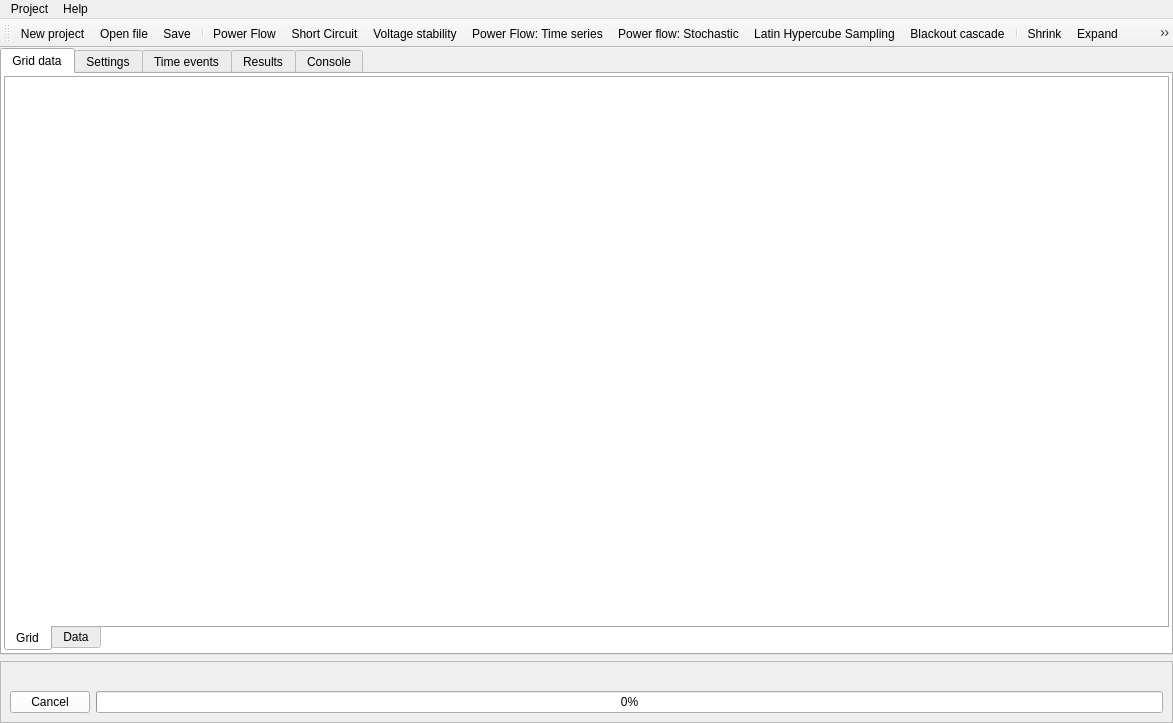
Qt form UnderDevelopment/GridCal/gui/main/gui.ui (SanPen/GridCal) before a commit.
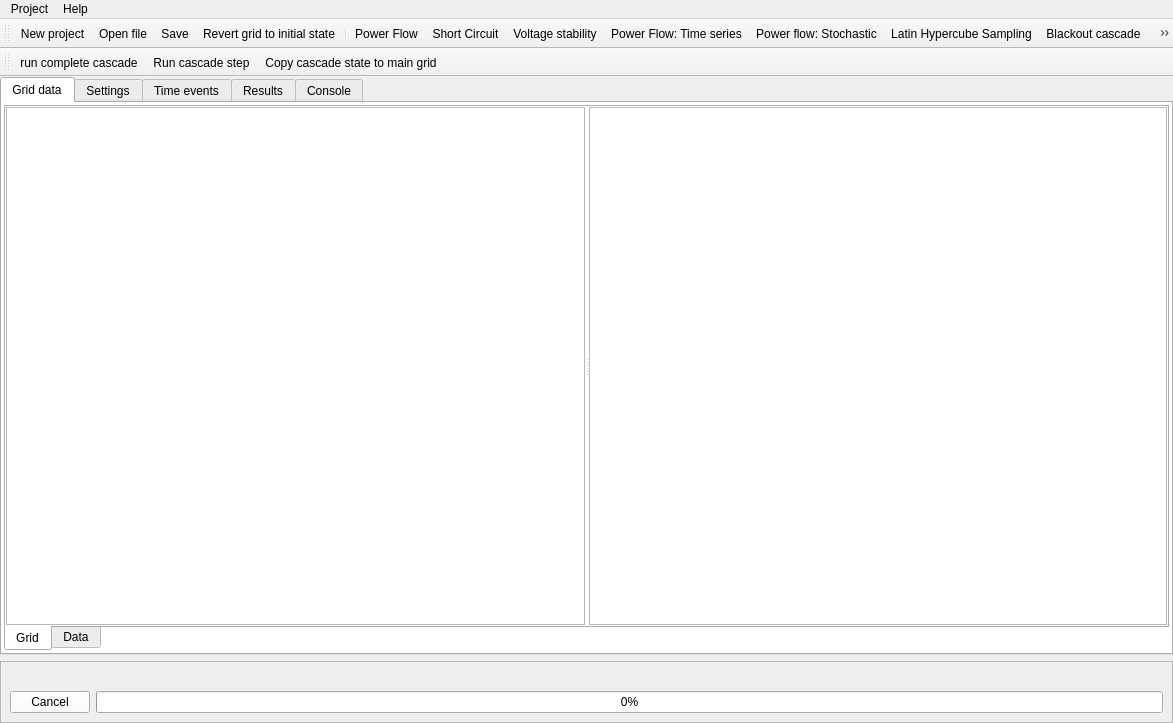
The same form after that commit. Icons and pictures are not drawn. Custom widgets are drawn as their Qt base class.

Patch:
```diff
--- a/UnderDevelopment/GridCal/gui/main/gui.ui
+++ b/UnderDevelopment/GridCal/gui/main/gui.ui
@@ -410,12 +410,48 @@
            <attribute name="title">
             <string>Grid</string>
            </attribute>
-           <layout class="QHBoxLayout" name="horizontalLayout_6">
+           <layout class="QHBoxLayout" name="horizontalLayout_5">
             <property name="margin">
              <number>0</number>
             </property>
             <item>
-             <layout class="QHBoxLayout" name="schematic_layout"/>
+             <widget class="QSplitter" name="splitter_4">
+              <property name="orientation">
+               <enum>Qt::Horizontal</enum>
+              </property>
+              <widget class="QFrame" name="cascade_menu">
+               <property name="frameShape">
+                <enum>QFrame::StyledPanel</enum>
+               </property>
+               <property name="frameShadow">
+                <enum>QFrame::Raised</enum>
+               </property>
+               <layout class="QVBoxLayout" name="verticalLayout_3">
+                <property name="margin">
+                 <number>0</number>
+                </property>
+                <item>
+                 <layout class="QVBoxLayout" name="verticalLayout_2"/>
+                </item>
+               </layout>
+              </widget>
+              <widget class="QFrame" name="frame_6">
+               <property name="frameShape">
+                <enum>QFrame::StyledPanel</enum>
+               </property>
+               <property name="frameShadow">
+                <enum>QFrame::Raised</enum>
+               </property>
+               <layout class="QHBoxLayout" name="horizontalLayout_6">
+                <property name="margin">
+                 <number>0</number>
+                </property>
+                <item>
+                 <layout class="QHBoxLayout" name="schematic_layout"/>
+                </item>
+               </layout>
+              </widget>
+             </widget>
             </item>
            </layout>
           </widget>
@@ -1521,6 +1557,7 @@
    <addaction name="actionNew_project"/>
    <addaction name="actionOpen_file"/>
    <addaction name="actionSave"/>
+   <addaction name="actionRevert_grid_to_initial_state"/>
    <addaction name="separator"/>
    <addaction name="actionPower_flow"/>
    <addaction name="actionShort_Circuit"/>
@@ -1536,6 +1573,20 @@
    <addaction name="actionAutoatic_layout"/>
    <addaction name="separator"/>
   </widget>
+  <widget class="QToolBar" name="cascade_toolbar">
+   <property name="windowTitle">
+    <string>toolBar_2</string>
+   </property>
+   <attribute name="toolBarArea">
+    <enum>TopToolBarArea</enum>
+   </attribute>
+   <attribute name="toolBarBreak">
+    <bool>true</bool>
+   </attribute>
+   <addaction name="actionRun_complete_cascade"/>
+   <addaction name="actionRun_cascade_step"/>
+   <addaction name="actionCopy_cascade_state_to_main_grid"/>
+  </widget>
   <action name="actionRedraw">
    <property name="icon">
     <iconset resource="icons.qrc">
@@ -1856,6 +1907,45 @@
     <string>Run a simulation or step by step blackout cascade</string>
    </property>
   </action>
+  <action name="actionRun_complete_cascade">
+   <property name="icon">
+    <iconset resource="icons.qrc">
+     <normaloff>:/file/run_cascade.svg</normaloff>:/file/run_cascade.svg</iconset>
+   </property>
+   <property name="text">
+    <string>run complete cascade</string>
+   </property>
+  </action>
+  <action name="actionRun_cascade_step">
+   <property name="icon">
+    <iconset resource="icons.qrc">
+     <normaloff>:/file/run_cascade_step.svg</normaloff>:/file/run_cascade_step.svg</iconset>
+   </property>
+   <property name="text">
+    <string>Run cascade step</string>
+   </property>
+  </action>
+  <action name="actionCopy_cascade_state_to_main_grid">
+   <property name="icon">
+    <iconset resource="icons.qrc">
+     <normaloff>:/file/ic_content_copy_black_48dp.png</normaloff>:/file/ic_content_copy_black_48dp.png</iconset>
+   </property>
+   <property name="text">
+    <string>Copy cascade state to main grid</string>
+   </property>
+  </action>
+  <action name="actionRevert_grid_to_initial_state">
+   <property name="icon">
+    <iconset resource="icons.qrc">
+     <normaloff>:/file/ic_autorenew_black_48dp.png</normaloff>:/file/ic_autorenew_black_48dp.png</iconset>
+   </property>
+   <property name="text">
+    <string>Revert grid to initial state</string>
+   </property>
+   <property name="toolTip">
+    <string>Revert grid to initial state</string>
+   </property>
+  </action>
  </widget>
  <customwidgets>
   <customwidget>
```
Left out of the diff: 3 changed lines with no effect on the pictures.
